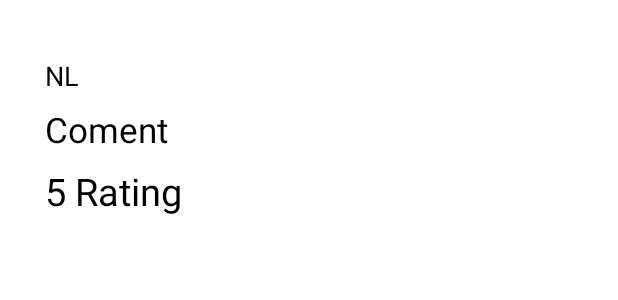
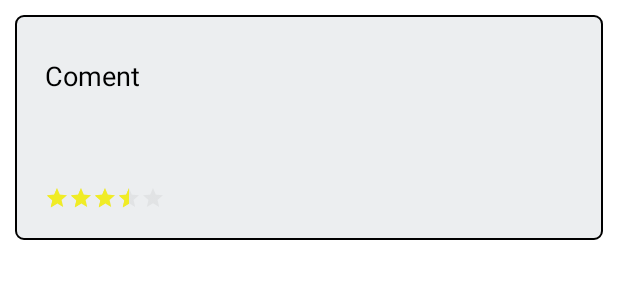
Before and after one commit to Malmarazl/ProductReviewsApp, an Android app: the layout review_item.xml on its own in the app's theme, with its tools: preview values and no code run, on a phone screen of 412 x 824 dp. Shown: the top 300 px of the screen. Run offline under Robolectric (Android 15) with nearby library versions, the phone set to English and light mode, and no system bars; network calls fail.

Commit message:
Improve design and update recyclerview reviews

```diff
--- a/app/src/main/java/com/example/productreviewsapp/home/HomeFragment.kt
+++ b/app/src/main/java/com/example/productreviewsapp/home/HomeFragment.kt
@@ -1,7 +1,6 @@
 package com.example.productreviewsapp.home
 
 import android.os.Bundle
-import android.util.Log
 import android.view.LayoutInflater
 import android.view.View
 import android.view.ViewGroup
@@ -74,7 +73,6 @@ class HomeFragment: Fragment() {
             override fun onQueryTextChange(newText: String): Boolean {
                 if (newText.isEmpty())
                     adapter.updateList(filterList)
-
                 return false
             }
         })
--- a/app/src/main/res/layout/review_item.xml
+++ b/app/src/main/res/layout/review_item.xml
@@ -1,42 +1,33 @@
 <?xml version="1.0" encoding="utf-8"?>
 <androidx.constraintlayout.widget.ConstraintLayout xmlns:android="http://schemas.android.com/apk/res/android"
     android:layout_width="match_parent"
-    android:layout_height="match_parent"
+    android:layout_height="150dp"
     xmlns:app="http://schemas.android.com/apk/res-auto"
     android:padding="20dp"
+    android:background="@drawable/border"
     android:layout_margin="10dp">
-
-    <TextView
-        android:id="@+id/review_locale"
-        android:layout_width="wrap_content"
-        android:layout_height="wrap_content"
-        app:layout_constraintTop_toTopOf="parent"
-        app:layout_constraintLeft_toLeftOf="parent"
-        android:textColor="@color/black"
-        android:layout_marginTop="8dp"
-        android:textSize="18dp"
-        android:text="NL" />
 
     <TextView
         android:id="@+id/review_comment"
         android:layout_width="wrap_content"
         android:layout_height="wrap_content"
         app:layout_constraintLeft_toLeftOf="parent"
+        app:layout_constraintTop_toTopOf="parent"
         android:textColor="@color/black"
         android:layout_marginTop="8dp"
-        app:layout_constraintTop_toBottomOf="@+id/review_locale"
-        android:textSize="23dp"
+        android:textSize="18dp"
         android:text="Coment" />
 
-    <TextView
+
+    <RatingBar
         android:id="@+id/review_rating"
         android:layout_width="wrap_content"
         android:layout_height="wrap_content"
+        style="?android:attr/ratingBarStyleSmall"
         app:layout_constraintLeft_toLeftOf="parent"
-        app:layout_constraintTop_toBottomOf="@+id/review_comment"
-        android:textColor="@color/black"
-        android:layout_marginTop="8dp"
-        android:textSize="25dp"
-        android:text="5 Rating" />
+        app:layout_constraintBottom_toBottomOf="parent"
+        android:theme="@style/RatingBar"
+        android:numStars="5"
+        android:rating="3.5"/>
 
 </androidx.constraintlayout.widget.ConstraintLayout>
--- a/app/src/main/res/values/strings.xml
+++ b/app/src/main/res/values/strings.xml
@@ -1,5 +1,5 @@
 <resources>
-    <string name="app_name">ProductReviewsApp</string>
+    <string name="app_name">Adidas Shop</string>
     <string name="title_dialog">Write a review</string>
     <string name="button_send_review">Send review</string>
     <string name="button_cancel">Cancel</string>
```
Also changed, not shown: app/src/main/java/com/example/productreviewsapp/detail/DetailFragment.kt (+7 -1 lines), app/src/main/java/com/example/productreviewsapp/detail/ReviewAdapter.kt (+4 -6 lines), app/src/main/res/layout/product_detail.xml (+3 -15 lines).
